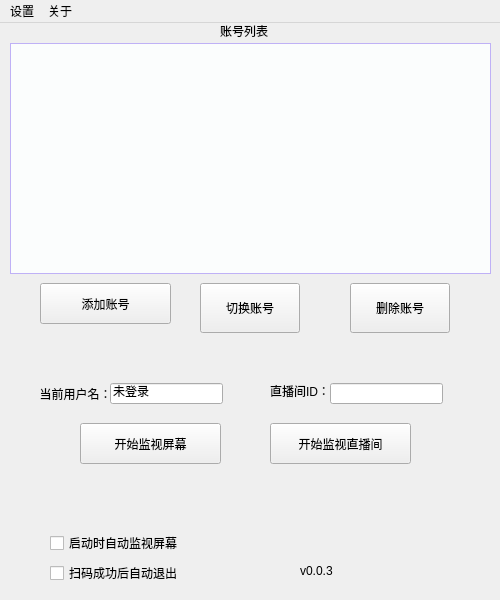
Old version of the form src/ScannerGui/ScannerGui.ui in the repository Theresa-0328/MHY_Scanner.
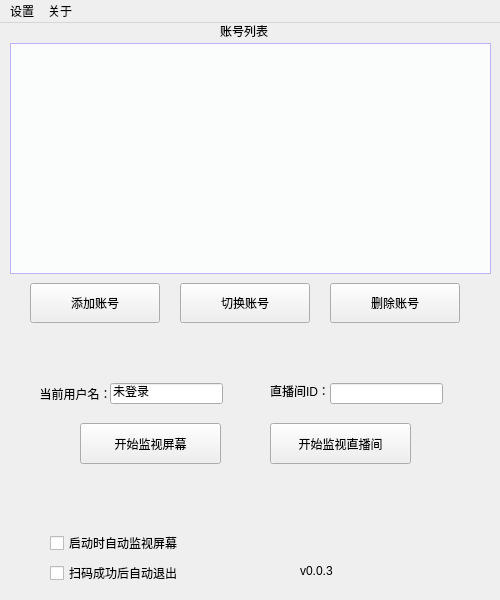
New version of the form.

Patch:
```diff
--- a/src/ScannerGui/ScannerGui.ui
+++ b/src/ScannerGui/ScannerGui.ui
@@ -32,10 +32,10 @@
    <widget class="QPushButton" name="pBtLoginAccount">
     <property name="geometry">
      <rect>
-      <x>40</x>
+      <x>30</x>
       <y>260</y>
-      <width>131</width>
-      <height>41</height>
+      <width>130</width>
+      <height>40</height>
      </rect>
     </property>
     <property name="text">
@@ -240,16 +240,16 @@
    <widget class="QPushButton" name="pBtSwitch">
     <property name="geometry">
      <rect>
-      <x>200</x>
+      <x>180</x>
       <y>260</y>
-      <width>100</width>
-      <height>50</height>
+      <width>130</width>
+      <height>40</height>
      </rect>
     </property>
     <property name="minimumSize">
      <size>
       <width>100</width>
-      <height>50</height>
+      <height>40</height>
      </size>
     </property>
     <property name="text">
@@ -259,16 +259,16 @@
    <widget class="QPushButton" name="pBtDeleteAccount">
     <property name="geometry">
      <rect>
-      <x>350</x>
+      <x>330</x>
       <y>260</y>
-      <width>100</width>
-      <height>50</height>
+      <width>130</width>
+      <height>40</height>
      </rect>
     </property>
     <property name="minimumSize">
      <size>
       <width>100</width>
-      <height>50</height>
+      <height>40</height>
      </size>
     </property>
     <property name="text">
```
